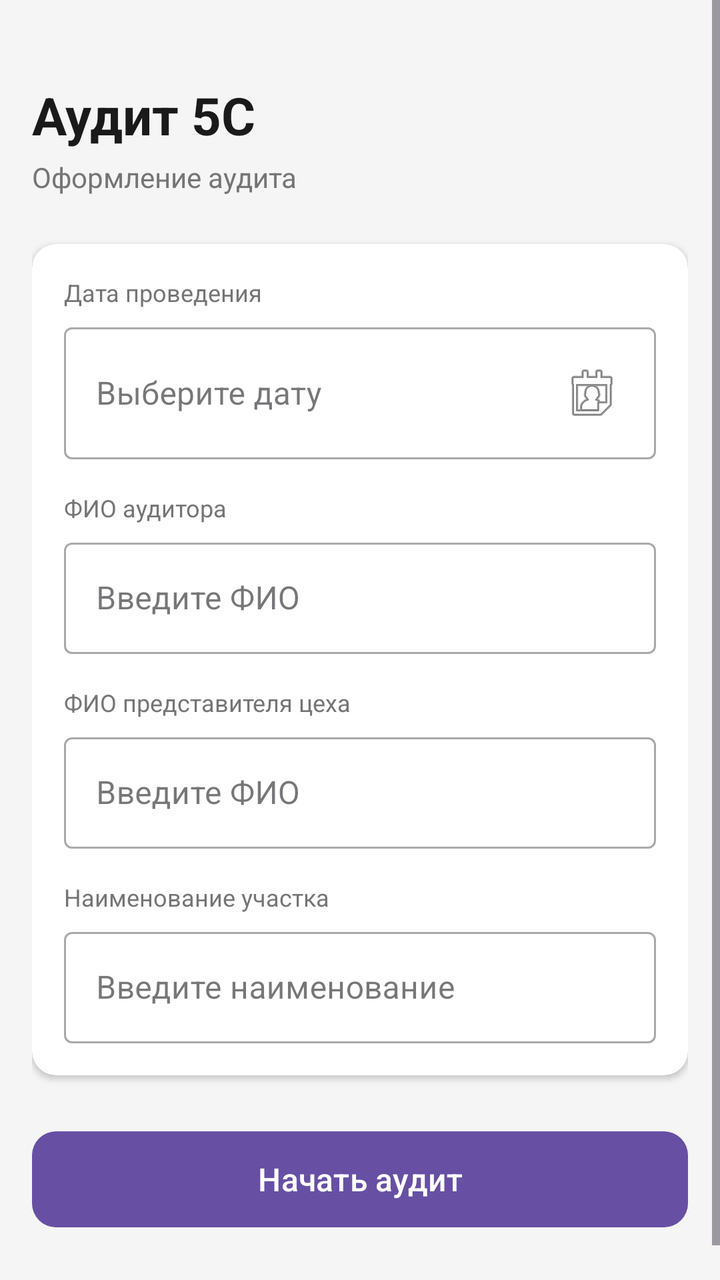
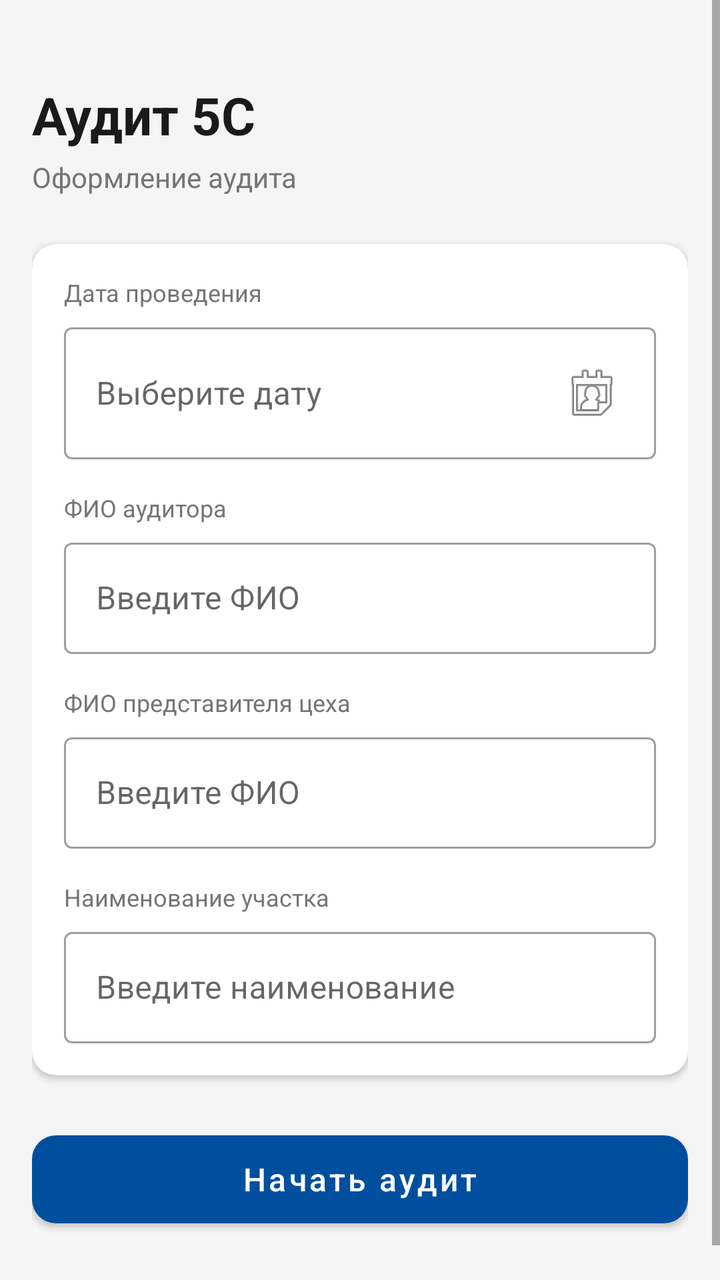

Two renders of the same Android screen: before a commit and after it. Below are the layout's source before the change and the commit's diff.
<!-- AndroidManifest.xml: application theme Theme.Audit5S -->
<!-- res/layout/fragment_start_audit.xml -->
<?xml version="1.0" encoding="utf-8"?>
<ScrollView
    xmlns:android="http://schemas.android.com/apk/res/android"
    xmlns:app="http://schemas.android.com/apk/res-auto"
    android:layout_width="match_parent"
    android:layout_height="match_parent"
    android:fillViewport="true"
    android:background="#F5F5F5">

    <androidx.constraintlayout.widget.ConstraintLayout
        android:layout_width="match_parent"
        android:layout_height="wrap_content"
        android:padding="16dp">

        
        <TextView
            android:id="@+id/tvTitle"
            android:layout_width="0dp"
            android:layout_height="wrap_content"
            android:text="Аудит 5С"
            android:textSize="26sp"
            android:textStyle="bold"
            android:textColor="#1A1A1A"
            android:layout_marginTop="24dp"
            app:layout_constraintTop_toTopOf="parent"
            app:layout_constraintStart_toStartOf="parent"
            app:layout_constraintEnd_toEndOf="parent" />

        <TextView
            android:id="@+id/tvSubtitle"
            android:layout_width="0dp"
            android:layout_height="wrap_content"
            android:text="Оформление аудита"
            android:textSize="14sp"
            android:textColor="#757575"
            android:layout_marginTop="4dp"
            app:layout_constraintTop_toBottomOf="@id/tvTitle"
            app:layout_constraintStart_toStartOf="parent"
            app:layout_constraintEnd_toEndOf="parent" />

        
        <androidx.cardview.widget.CardView
            android:id="@+id/card"
            android:layout_width="0dp"
            android:layout_height="wrap_content"
            android:layout_marginTop="24dp"
            app:cardCornerRadius="12dp"
            app:cardElevation="2dp"
            app:cardBackgroundColor="#FFFFFF"
            app:layout_constraintTop_toBottomOf="@id/tvSubtitle"
            app:layout_constraintStart_toStartOf="parent"
            app:layout_constraintEnd_toEndOf="parent">

            <LinearLayout
                android:layout_width="match_parent"
                android:layout_height="wrap_content"
                android:orientation="vertical"
                android:padding="16dp">

                
                <TextView
                    android:layout_width="wrap_content"
                    android:layout_height="wrap_content"
                    android:text="Дата проведения"
                    android:textSize="12sp"
                    android:textColor="#757575"
                    android:layout_marginBottom="4dp" />

                <com.google.android.material.textfield.TextInputLayout
                    android:id="@+id/tilDate"
                    style="@style/Widget.MaterialComponents.TextInputLayout.OutlinedBox"
                    android:layout_width="match_parent"
                    android:layout_height="wrap_content"
                    android:hint="Выберите дату"
                    android:layout_marginBottom="16dp">

                    <com.google.android.material.textfield.TextInputEditText
                        android:id="@+id/etDate"
                        android:layout_width="match_parent"
                        android:layout_height="wrap_content"
                        android:focusable="false"
                        android:clickable="true"
                        android:cursorVisible="false"
                        android:drawableEnd="@android:drawable/ic_menu_my_calendar" />

                </com.google.android.material.textfield.TextInputLayout>

                
                <TextView
                    android:layout_width="wrap_content"
                    android:layout_height="wrap_content"
                    android:text="ФИО аудитора"
                    android:textSize="12sp"
                    android:textColor="#757575"
                    android:layout_marginBottom="4dp" />

                <com.google.android.material.textfield.TextInputLayout
                    android:id="@+id/tilAuditor"
                    style="@style/Widget.MaterialComponents.TextInputLayout.OutlinedBox"
                    android:layout_width="match_parent"
                    android:layout_height="wrap_content"
                    android:hint="Введите ФИО"
                    android:layout_marginBottom="16dp">

                    <com.google.android.material.textfield.TextInputEditText
                        android:id="@+id/etAuditor"
                        android:layout_width="match_parent"
                        android:layout_height="wrap_content"
                        android:inputType="textPersonName|textCapWords" />

                </com.google.android.material.textfield.TextInputLayout>

                
                <TextView
                    android:layout_width="wrap_content"
                    android:layout_height="wrap_content"
                    android:text="ФИО представителя цеха"
                    android:textSize="12sp"
                    android:textColor="#757575"
                    android:layout_marginBottom="4dp" />

                <com.google.android.material.textfield.TextInputLayout
                    android:id="@+id/tilWorkshopRep"
                    style="@style/Widget.MaterialComponents.TextInputLayout.OutlinedBox"
                    android:layout_width="match_parent"
                    android:layout_height="wrap_content"
                    android:hint="Введите ФИО"
                    android:layout_marginBottom="16dp">

                    <com.google.android.material.textfield.TextInputEditText
                        android:id="@+id/etWorkshopRep"
                        android:layout_width="match_parent"
                        android:layout_height="wrap_content"
                        android:inputType="textPersonName|textCapWords" />

                </com.google.android.material.textfield.TextInputLayout>

                
                <TextView
                    android:layout_width="wrap_content"
                    android:layout_height="wrap_content"
                    android:text="Наименование участка"
                    android:textSize="12sp"
                    android:textColor="#757575"
                    android:layout_marginBottom="4dp" />

                <com.google.android.material.textfield.TextInputLayout
                    android:id="@+id/tilSection"
                    style="@style/Widget.MaterialComponents.TextInputLayout.OutlinedBox"
                    android:layout_width="match_parent"
                    android:layout_height="wrap_content"
                    android:hint="Введите наименование">

                    <com.google.android.material.textfield.TextInputEditText
                        android:id="@+id/etSection"
                        android:layout_width="match_parent"
                        android:layout_height="wrap_content"
                        android:inputType="textCapSentences" />

                </com.google.android.material.textfield.TextInputLayout>

            </LinearLayout>

        </androidx.cardview.widget.CardView>

        
        <com.google.android.material.button.MaterialButton
            android:id="@+id/btnStartAudit"
            android:layout_width="0dp"
            android:layout_height="56dp"
            android:layout_marginTop="24dp"
            android:layout_marginBottom="24dp"
            android:text="Начать аудит"
            android:textSize="16sp"
            android:textAllCaps="false"
            app:cornerRadius="12dp"
            app:layout_constraintTop_toBottomOf="@id/card"
            app:layout_constraintStart_toStartOf="parent"
            app:layout_constraintEnd_toEndOf="parent"
            app:layout_constraintBottom_toBottomOf="parent" />

    </androidx.constraintlayout.widget.ConstraintLayout>

</ScrollView>
<!-- resources referenced by this layout -->
<resources>
  <style name="Theme.Audit5S" parent="Base.Theme.Audit5S" />
  <style name="Base.Theme.Audit5S" parent="Theme.Material3.DayNight.NoActionBar">
          
          
      </style>
</resources>

<!-- the commit's change to res/layout/fragment_start_audit.xml (unified diff, before → after) -->
@@ -166,13 +166,12 @@
         
         <com.google.android.material.button.MaterialButton
             android:id="@+id/btnStartAudit"
+            style="@style/Button.Primary"
             android:layout_width="0dp"
             android:layout_height="56dp"
             android:layout_marginTop="24dp"
             android:layout_marginBottom="24dp"
             android:text="Начать аудит"
-            android:textSize="16sp"
-            android:textAllCaps="false"
             app:cornerRadius="12dp"
             app:layout_constraintTop_toBottomOf="@id/card"
             app:layout_constraintStart_toStartOf="parent"
<!-- resource entries referenced after the edit -->
@@ -1,9 +1,28 @@
 <!-- resources referenced by this layout -->
 <resources>
-  <style name="Theme.Audit5S" parent="Base.Theme.Audit5S" />
-  <style name="Base.Theme.Audit5S" parent="Theme.Material3.DayNight.NoActionBar">
+  <style name="Button.Primary" parent="Widget.MaterialComponents.Button">
+          <item name="backgroundTint">@color/primary</item>
+          <item name="android:textColor">@color/white</item>
+          <item name="cornerRadius">12dp</item>
+          <item name="android:textAllCaps">false</item>
+          <item name="android:textSize">16sp</item>
+      </style>
+  <style name="Theme.Audit5S" parent="Theme.MaterialComponents.Light.NoActionBar">
+          <item name="colorPrimary">@color/primary</item>
+          <item name="colorPrimaryDark">@color/primary_dark</item>
+          <item name="colorAccent">@color/accent</item>
+          <item name="android:windowBackground">@color/background</item>
+          <item name="android:statusBarColor">@color/primary</item>
+          <item name="android:navigationBarColor">@color/nav_background</item>
+  
           
-          
+          <item name="textInputStyle">@style/Widget.MaterialComponents.TextInputLayout.OutlinedBox</item>
       </style>
+  <color name="primary">#004f9e</color>
+  <color name="white">#FFFFFF</color>
+  <color name="primary_dark">#003d7a</color>
+  <color name="accent">#5cc4f2</color>
+  <color name="background">#F5F7FA</color>
+  <color name="nav_background">#FFFFFF</color>
 </resources>
 
